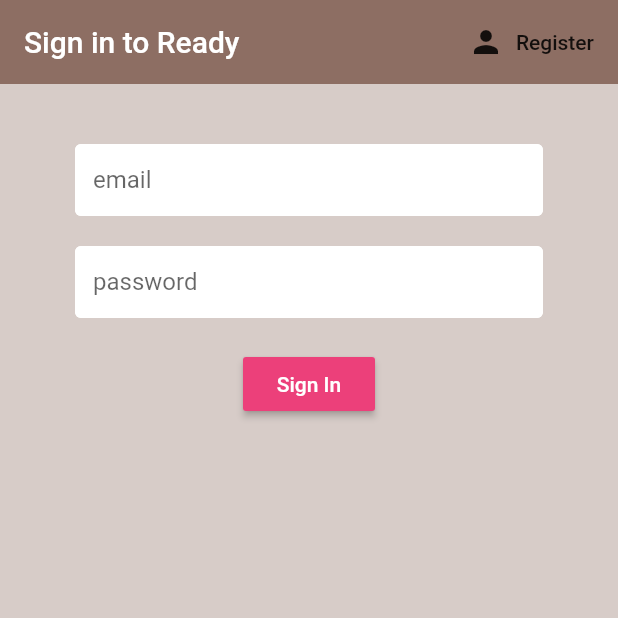
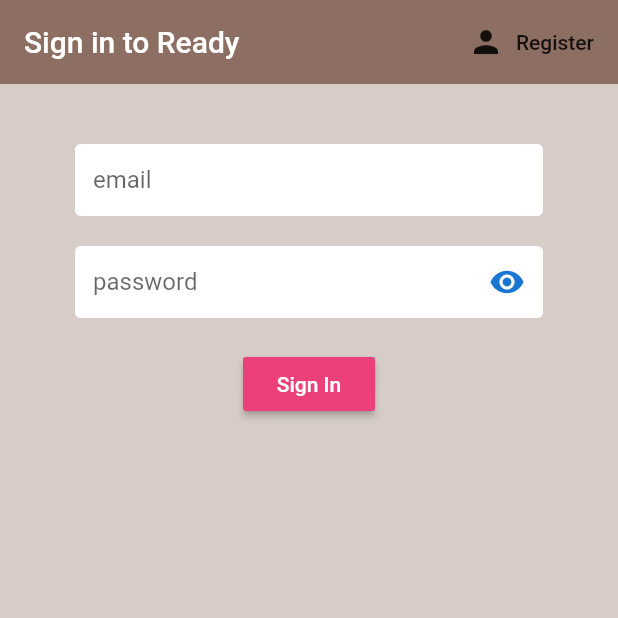
Before and after one commit to ReadyApp-dev/Ready-User, a Flutter app: the screen it shows after launch, on a phone screen of 412 x 824 dp, the top half of it. Run offline on Flutter 3.47's test engine with Material 2 defaults, Android fonts, the phone set to English and light mode, and no system bars; our stand-ins replace cloud_firestore, firebase_auth, flutter_rating_bar, flutter_spinkit; missing offline and left inert: flutter_counter, upi_india; accounts and stored records are empty.

```diff
--- a/lib/screens/authenticate/sign_in.dart
+++ b/lib/screens/authenticate/sign_in.dart
@@ -21,8 +21,11 @@ class _SignInState extends State<SignIn> {
   // text field state
   String email = '';
   String password = '';
-
+  bool passwordvisible;
   @override
+  void initState(){
+    passwordvisible=true;
+  }
   Widget build(BuildContext context) {
     return loading ? Loading() : Scaffold(
       backgroundColor: Colors.brown[100],
@@ -63,8 +66,24 @@ class _SignInState extends State<SignIn> {
               ),
               SizedBox(height: 20.0),
               TextFormField(
-                obscureText: true,
-                decoration: textInputDecoration.copyWith(hintText: 'password'),
+                obscureText:passwordvisible,
+                decoration: textInputDecoration.copyWith(hintText: 'password',
+                suffixIcon: IconButton(
+                  icon: Icon(
+                  // Based on passwordVisible state choose the icon
+                  passwordvisible
+                  ? Icons.visibility
+                  : Icons.visibility_off,
+                  color: Theme.of(context).primaryColorDark,
+                ),
+                onPressed: () {
+                  // Update the state i.e. toogle the state of passwordVisible variable
+                  setState(() {
+                    passwordvisible = !passwordvisible;
+                  });
+                },
+                )
+                ),
                 validator: (val) => val.length < 6 ? 'Enter a password 6+ chars long' : null,
                 onChanged: (val) {
                   setState(() => password = val);
```
